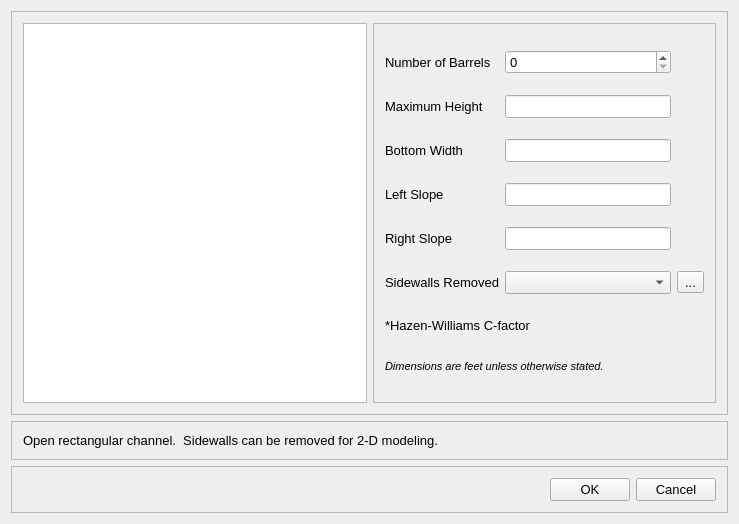
Above: src/ui/SWMM/frmCrossSectionDesigner.ui from USEPA/SWMM-EPANET_User_Interface before the change. Below: the same form after it.
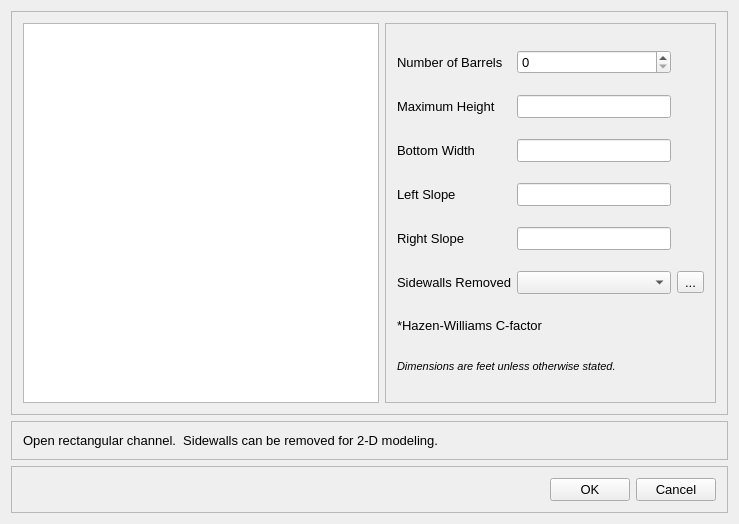
That is the form after the change.

Commit message: frmCrossSection -- small fixes to resolve issue #180

Patch:
```diff
--- a/src/ui/SWMM/frmCrossSectionDesigner.ui
+++ b/src/ui/SWMM/frmCrossSectionDesigner.ui
@@ -31,6 +31,18 @@
       <layout class="QHBoxLayout" name="horizontalLayout_2">
        <item>
         <widget class="QListWidget" name="listWidget">
+         <property name="sizePolicy">
+          <sizepolicy hsizetype="Fixed" vsizetype="Expanding">
+           <horstretch>0</horstretch>
+           <verstretch>0</verstretch>
+          </sizepolicy>
+         </property>
+         <property name="minimumSize">
+          <size>
+           <width>356</width>
+           <height>0</height>
+          </size>
+         </property>
          <property name="iconSize">
           <size>
            <width>150</width>
@@ -65,6 +77,12 @@
        </item>
        <item>
         <widget class="QFrame" name="frame">
+         <property name="sizePolicy">
+          <sizepolicy hsizetype="Expanding" vsizetype="Preferred">
+           <horstretch>0</horstretch>
+           <verstretch>0</verstretch>
+          </sizepolicy>
+         </property>
          <property name="frameShape">
           <enum>QFrame::StyledPanel</enum>
          </property>
```
The commit also changes 2 other files.
